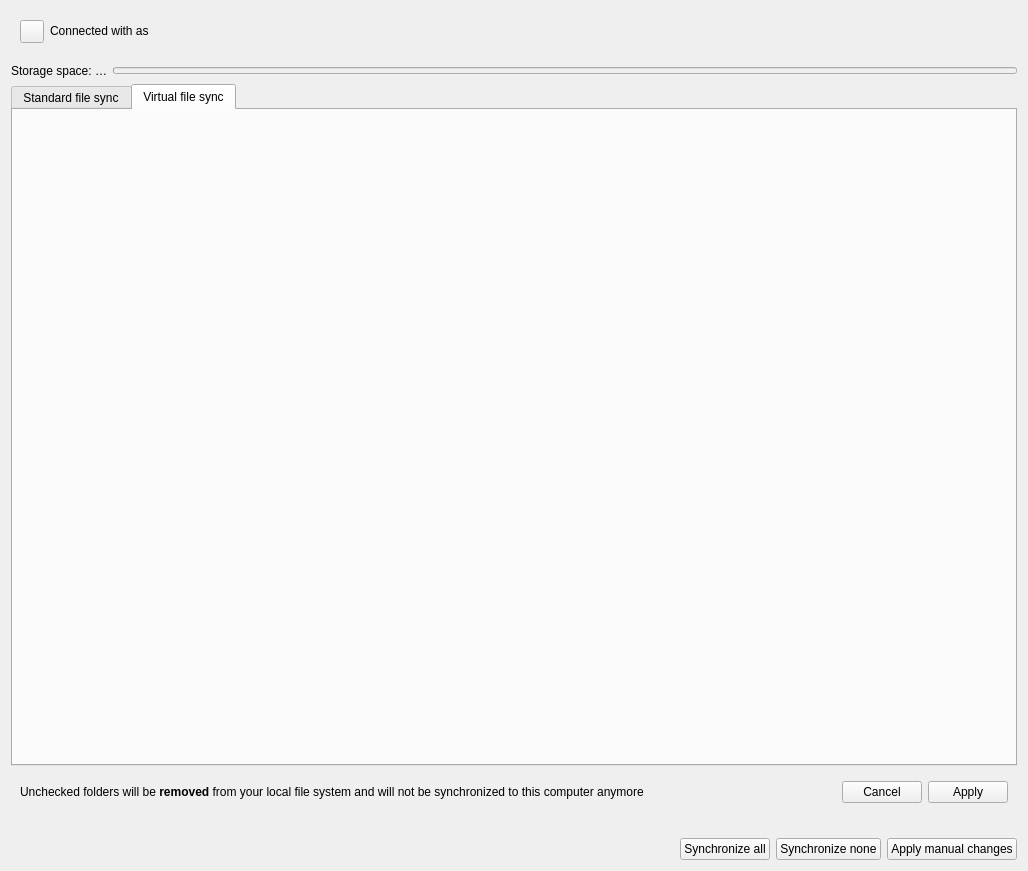
Above: src/gui/accountsettings.ui from IONOS-Productivity/nc-desktop before the change. Below: the same form after it.
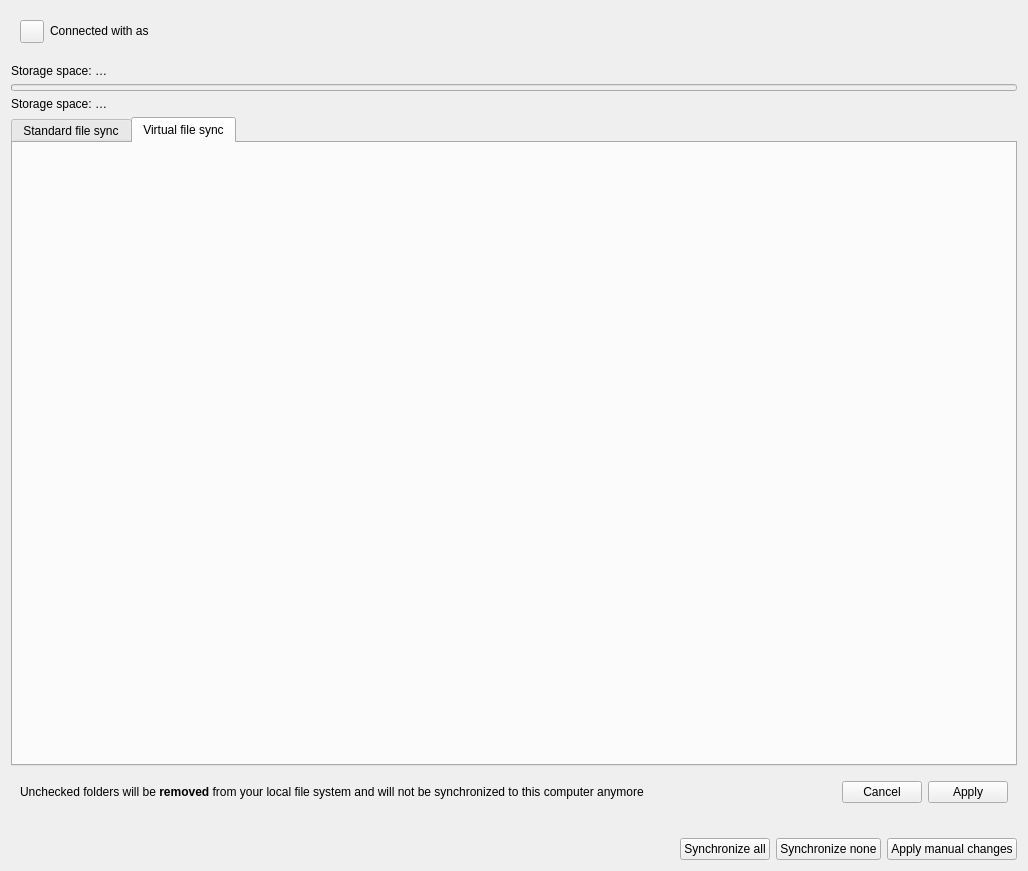
That is the form after the change. Custom widgets are drawn as their Qt base class.

Commit message: [SES-23][SES-25] Rearanged and styled StorageArea

What changed in the file:
```diff
--- a/src/gui/accountsettings.ui
+++ b/src/gui/accountsettings.ui
@@ -15,7 +15,7 @@
         </property>
         <layout class="QGridLayout" name="gridLayout">
             <item row="2" column="0">
-                <layout class="QHBoxLayout" name="storageGroupBox">
+                <layout class="QVBoxLayout" name="storageGroupBox">
                     <item>
                         <widget class="QLabel" name="quotaInfoLabel">
                             <property name="sizePolicy">
@@ -66,6 +66,28 @@
                             </property>
                         </widget>
                     </item>
+                    <item>
+                        <widget class="QLabel" name="quotaInfo2Label">
+                            <property name="sizePolicy">
+                                <sizepolicy hsizetype="Minimum" vsizetype="Fixed">
+                                    <horstretch>0</horstretch>
+                                    <verstretch>0</verstretch>
+                                </sizepolicy>
+                            </property>
+                            <property name="toolTip">
+                                <string />
+                            </property>
+                            <property name="text">
+                                <string>Storage space: …</string>
+                            </property>
+                            <property name="textFormat">
+                                <enum>Qt::PlainText</enum>
+                            </property>
+                            <property name="wordWrap">
+                                <bool>false</bool>
+                            </property>
+                        </widget>
+                    </item>
                 </layout>
             </item>
             <item row="4" column="0">
```
Left out of the diff: 2 changed lines with no effect on the pictures. The commit also changes 1 other file.
